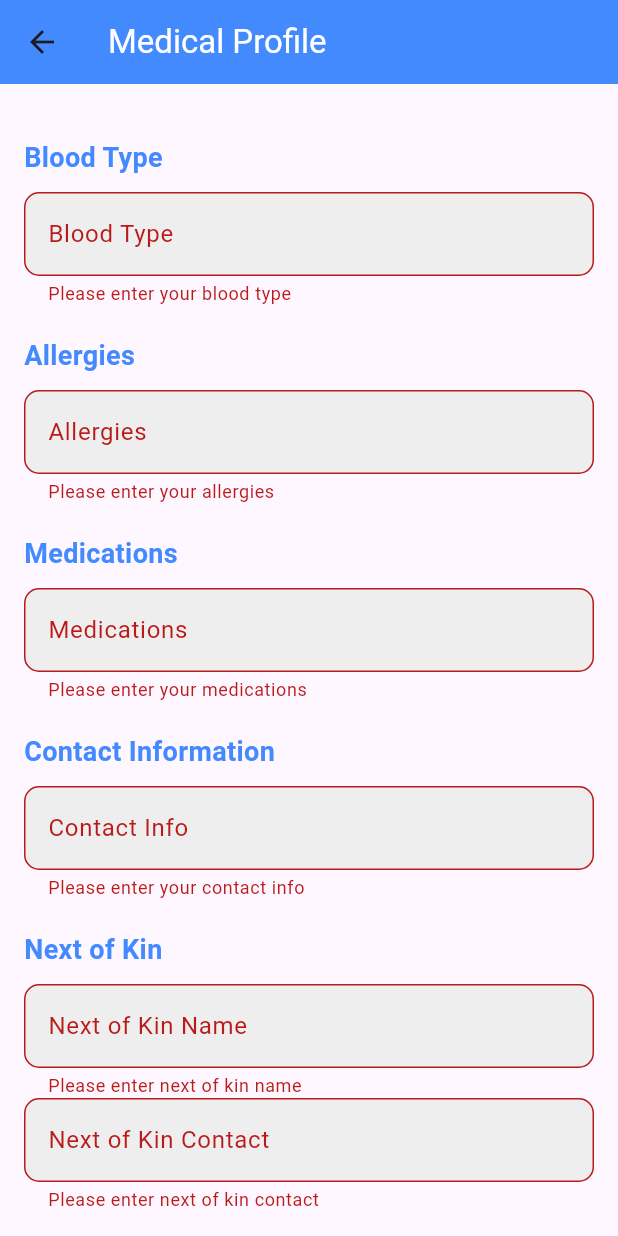
After one commit to AlanGitau/Salama-Care, a Flutter app: the Medicalform screen opened directly, after a tap on "Submit", on a phone screen of 412 x 824 dp. The commit adds this screen. Run offline on Flutter 3.47's test engine with Material 3 defaults, Android fonts, the phone set to English and light mode, and no system bars; our stand-ins replace cloud_firestore, firebase_auth, firebase_core, flutter_svg, google_fonts, google_nav_bar; accounts and stored records are empty.

Commit message:
Salama care

```diff
--- /dev/null
+++ b/lib/MedicalForm.dart
@@ -0,0 +1,191 @@
+import 'package:cloud_firestore/cloud_firestore.dart';
+import 'package:firebase_auth/firebase_auth.dart';
+import 'package:flutter/material.dart';
+
+class Medicalform extends StatefulWidget {
+  const Medicalform({super.key});
+
+  @override
+  State<Medicalform> createState() => _MedicalformState();
+}
+
+class _MedicalformState extends State<Medicalform> {
+  final _formkey = GlobalKey<FormState>(); // Key to manage form state
+  String bloodtype = '';
+  String Allergies = '';
+  String medications = '';
+  String Contact = '';
+  String nextOfKinName = '';
+  String NextofKinContact = '';
+
+  void _submitForm() async {
+    if (_formkey.currentState!.validate()) {
+      try {
+        final user = FirebaseAuth.instance.currentUser;
+        if (user == null) return;
+
+        // Convert comma-separated strings to arrays
+        List<String> allergiesList = Allergies.split(',').map((e) => e.trim()).toList();
+        List<String> medicationsList = medications.split(',').map((e) => e.trim()).toList();
+
+        // Save to Firestore
+        await FirebaseFirestore.instance
+            .collection('patients')
+            .doc(user.uid) // Use the user's UID as the document ID
+            .update({
+          'Allergies': allergiesList,
+          'Medications': medicationsList,
+          'Contact': Contact,
+          'NextOfKinName': nextOfKinName,
+          'NextOfKinContact': NextofKinContact,
+          'BloodType': bloodtype,
+          'profileComplete': true,
+        });
+
+        ScaffoldMessenger.of(context).showSnackBar(
+          SnackBar(content: Text('Medical data saved!')),
+        );
+
+        Navigator.pop(context); // Return to previous screen
+      } catch (e) {
+        ScaffoldMessenger.of(context).showSnackBar(
+          SnackBar(content: Text('Error: $e')),
+        );
+      }
+    }
+  }
+
+  @override
+  Widget build(BuildContext context) {
+    return Scaffold(
+      appBar: AppBar(
+        title: Text('Medical Profile', style: TextStyle(color: Colors.white)),
+        backgroundColor: Colors.blueAccent,
+        elevation: 0,
+      ),
+      body: SingleChildScrollView(
+        child: Padding(
+          padding: const EdgeInsets.all(16.0),
+          child: Form(
+            key: _formkey,
+            child: Column(
+              crossAxisAlignment: CrossAxisAlignment.start,
+              children: [
+                // Blood Type
+                _buildSectionTitle('Blood Type'),
+                _buildTextField(
+                  label: 'Blood Type',
+                  hint: 'e.g., A+',
+                  onChanged: (value) => bloodtype = value,
+                  validator: (value) => value!.isEmpty ? 'Please enter your blood type' : null,
+                ),
+
+                // Allergies
+                _buildSectionTitle('Allergies'),
+                _buildTextField(
+                  label: 'Allergies',
+                  hint: 'e.g., Sulphur drugs',
+                  onChanged: (value) => Allergies = value,
+                  validator: (value) => value!.isEmpty ? 'Please enter your allergies' : null,
+                ),
+
+                // Medications
+                _buildSectionTitle('Medications'),
+                _buildTextField(
+                  label: 'Medications',
+                  hint: 'e.g., Panadol',
+                  onChanged: (value) => medications = value,
+                  validator: (value) => value!.isEmpty ? 'Please enter your medications' : null,
+                ),
+
+                // Contact Info
+                _buildSectionTitle('Contact Information'),
+                _buildTextField(
+                  label: 'Contact Info',
+                  hint: 'e.g., Address or phone number',
+                  onChanged: (value) => Contact = value,
+                  validator: (value) => value!.isEmpty ? 'Please enter your contact info' : null,
+                ),
+
+                // Next of Kin
+                _buildSectionTitle('Next of Kin'),
+                _buildTextField(
+                  label: 'Next of Kin Name',
+                  hint: 'e.g., Family member or spouse name',
+                  onChanged: (value) => nextOfKinName = value,
+                  validator: (value) => value!.isEmpty ? 'Please enter next of kin name' : null,
+                ),
+                _buildTextField(
+                  label: 'Next of Kin Contact',
+                  hint: 'e.g., 0713456789',
+                  keyboardType: TextInputType.phone,
+                  onChanged: (value) => NextofKinContact = value,
+                  validator: (value) {
+                    if (value!.isEmpty) return 'Please enter next of kin contact';
+                    String phone = value.trim();
+                    RegExp phoneFormat = RegExp(r'^0[0-9]{9}$');
+                    if (!phoneFormat.hasMatch(phone)) {
+                      return 'Please enter a valid phone number (10 digits, starting with 0)';
+                    }
+                    return null;
+                  },
+                ),
+
+                // Submit Button
+                const SizedBox(height: 30),
+                Center(
+                  child: ElevatedButton(
+                    onPressed: _submitForm,
+                    style: ElevatedButton.styleFrom(
+                      backgroundColor: Colors.blueAccent,
+                      padding: EdgeInsets.symmetric(horizontal: 40, vertical: 15),
+                      shape: RoundedRectangleBorder(
+                        borderRadius: BorderRadius.circular(10),
+                      ),
+                    ),
+                    child: Text('Submit', style: TextStyle(fontSize: 18, color: Colors.white)),
+                  ),
+                ),
+              ],
+            ),
+          ),
+        ),
+      ),
+    );
+  }
+
+  // Helper method to build section titles
+  Widget _buildSectionTitle(String title) {
+    return Padding(
+      padding: const EdgeInsets.only(top: 20, bottom: 10),
+      child: Text(
+        title,
+        style: TextStyle(fontSize: 18, fontWeight: FontWeight.bold, color: Colors.blueAccent),
+      ),
+    );
+  }
+
+  // Helper method to build text fields
+  Widget _buildTextField({
+    required String label,
+    required String hint,
+    required Function(String) onChanged,
+    required String? Function(String?) validator,
+    TextInputType keyboardType = TextInputType.text,
+  }) {
+    return TextFormField(
+      decoration: InputDecoration(
+        labelText: label,
+        hintText: hint,
+        border: OutlineInputBorder(
+          borderRadius: BorderRadius.circular(10),
+        ),
+        filled: true,
+        fillColor: Colors.grey[200],
+      ),
+      onChanged: onChanged,
+      validator: validator,
+      keyboardType: keyboardType,
+    );
+  }
+}
--- a/lib/ProfileScreen.dart
+++ b/lib/ProfileScreen.dart
@@ -1,24 +1,34 @@
 import 'package:flutter/material.dart';
+import 'package:signup/MedicalForm.dart';
+
+//import 'MedicalForm.dart';
 
 class Profilescreen extends StatelessWidget {
   const Profilescreen({super.key});
 
   @override
   Widget build(BuildContext context) {
-    return const Scaffold(
+    return Scaffold(
       body: Column(
         children: [
           ListTile(
-            leading: Icon(Icons.settings),
-            title: Text('settings'),
+            leading: const Icon(Icons.settings),
+            title: const Text('settings'),
+            onTap: () {
+  Navigator.push(
+    context,
+    MaterialPageRoute(builder: (context) => const Medicalform()),
+  );
+},
+
           ),
 
-          ListTile(
+          const ListTile(
             leading: Icon(Icons.question_mark_rounded),
             title: Text('FAQ'),
           ),
 
-          ListTile(
+          const ListTile(
             leading: Icon(Icons.logout),
             title: Text('log out',
             style: TextStyle(color: Colors.red),
```
